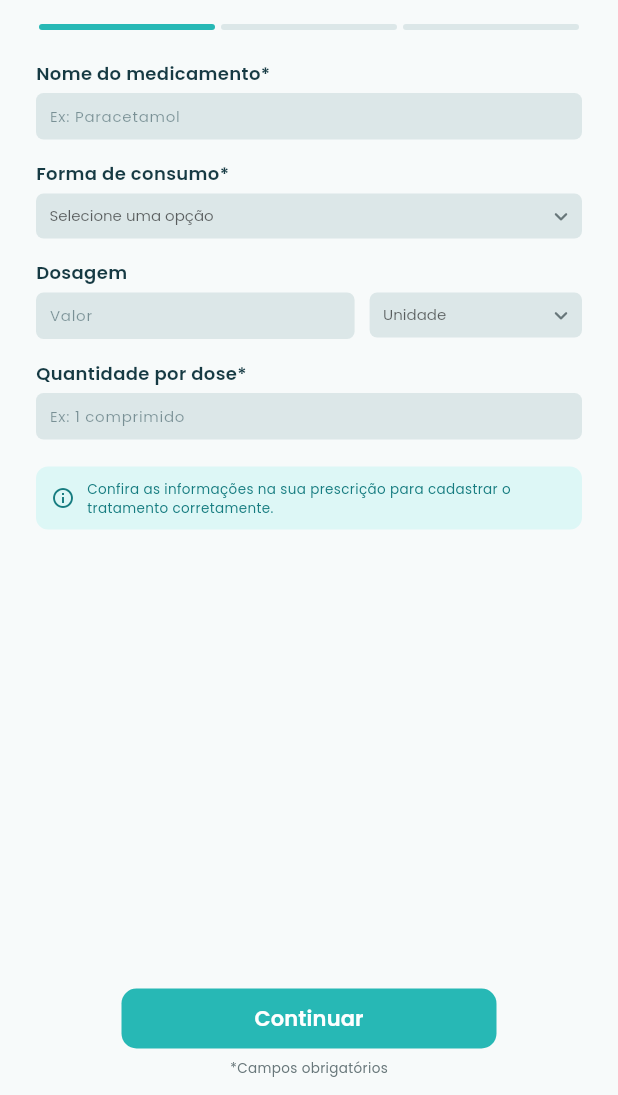
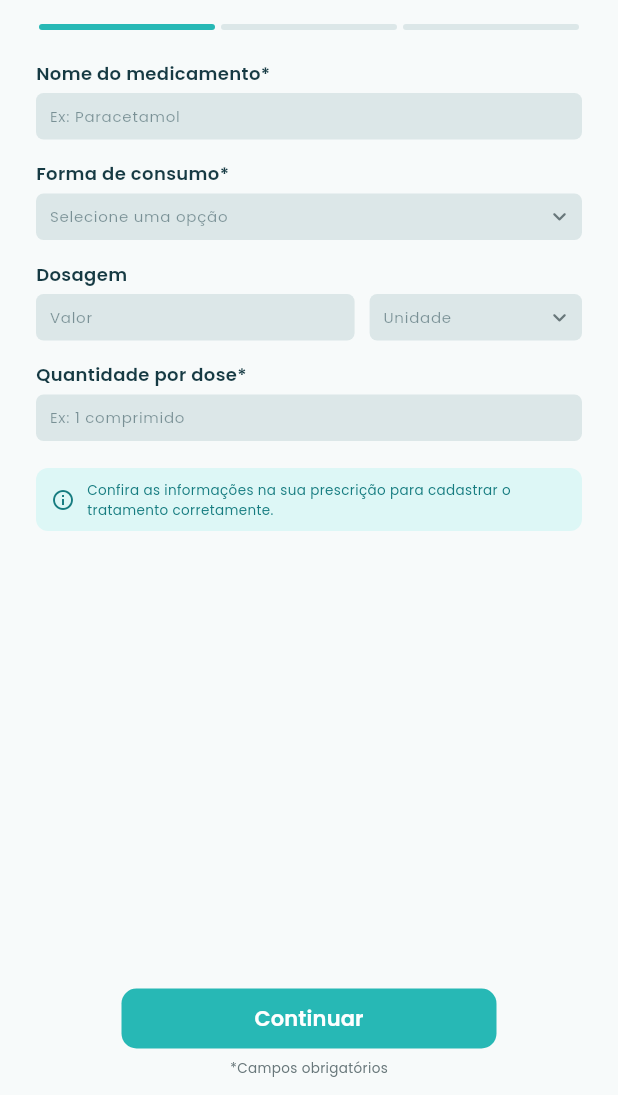
Before and after one commit to dzblivion/MedTrack, a Flutter app: the TratamentoFormScreen screen opened by its route, on a phone screen of 412 x 824 dp, the part 141-1236 px from its top. Run offline on Flutter 3.47's test engine with Material 3 defaults, Android fonts, the phone set to English and light mode, and no system bars; our stand-ins replace flutter_secure_storage, go_router, google_fonts; accounts and stored records are empty; network calls fail.

Commit message:
style: listas abrem abaixo do campo e botão Novo tratamento maior
As listas de opção passam a usar o DropdownMenuFormField, que abre o
menu logo abaixo do campo em vez de por cima dele. O botão Novo
tratamento ficou maior e em formato de pílula.

```diff
--- a/frontend/lib/features/tratamentos/tratamentos_screen.dart
+++ b/frontend/lib/features/tratamentos/tratamentos_screen.dart
@@ -127,20 +127,22 @@ class _BotaoNovo extends StatelessWidget {
   Widget build(BuildContext context) {
     return FilledButton.icon(
       onPressed: onPressed,
-      icon: const Icon(Icons.add, size: 14),
+      icon: const Icon(Icons.add, size: 16),
       label: Text('Novo tratamento'),
       style: FilledButton.styleFrom(
         backgroundColor: AppColors.ciano,
         foregroundColor: Colors.white,
         shadowColor: Colors.black.withValues(alpha: 0.6),
-        elevation: 8,
+        elevation: 6,
         textStyle: GoogleFonts.poppins(
-          fontSize: 10,
+          fontSize: 11.5,
           fontWeight: FontWeight.w600,
         ),
-        padding: const EdgeInsets.symmetric(horizontal: 10),
-        minimumSize: const Size(0, 32),
-        shape: RoundedRectangleBorder(borderRadius: BorderRadius.circular(5)),
+        // Em formato de pílula, na proporção do avatar (48) ao lado.
+        padding: const EdgeInsets.symmetric(horizontal: 16),
+        minimumSize: const Size(0, 36),
+        visualDensity: VisualDensity.standard,
+        shape: const StadiumBorder(),
       ),
     );
   }
--- a/frontend/lib/widgets/app_dropdown.dart
+++ b/frontend/lib/widgets/app_dropdown.dart
@@ -3,6 +3,8 @@ import 'package:google_fonts/google_fonts.dart';
 
 import '../theme/app_theme.dart';
 
+/// Lista de opções com o visual dos campos do app. O menu abre logo abaixo
+/// do campo (o DropdownButton padrão abria por cima dele).
 class AppDropdown extends StatelessWidget {
   final String label;
   final String hint;
@@ -27,6 +29,12 @@ class AppDropdown extends StatelessWidget {
 
   @override
   Widget build(BuildContext context) {
+    final bordaArredondada = BorderRadius.circular(5);
+    OutlineInputBorder borda([Color? cor]) => OutlineInputBorder(
+          borderRadius: bordaArredondada,
+          borderSide: cor == null ? BorderSide.none : BorderSide(color: cor),
+        );
+
     return Column(
       crossAxisAlignment: CrossAxisAlignment.start,
       children: [
@@ -39,49 +47,82 @@ class AppDropdown extends StatelessWidget {
           ),
         ),
         const SizedBox(height: 5),
-        DropdownButtonFormField<String>(
-          menuMaxHeight: 180,
-          initialValue: valor,
-          onChanged: onChanged,
+        DropdownMenuFormField<String>(
+          initialSelection: valor,
+          onSelected: onChanged,
           validator: validator,
-          isExpanded: true,
-          icon: Transform.translate(offset: const Offset(10, 0), child: const Icon(Icons.keyboard_arrow_down_rounded, color: AppColors.gray, size: 18)),
-          style: GoogleFonts.poppins(color: AppColors.gray, fontSize: 10, fontWeight: FontWeight.w400),
-          decoration: InputDecoration(
-            hintText: hint,
-            hintStyle: GoogleFonts.poppins(
-              color: AppColors.hintText,
-              fontSize: 10,
+          hintText: hint,
+          // Ocupa a largura toda e não deixa digitar: só escolher.
+          expandedInsets: EdgeInsets.zero,
+          selectOnly: true,
+          requestFocusOnTap: false,
+          menuHeight: 180,
+          alignmentOffset: const Offset(0, 4),
+          textStyle: GoogleFonts.poppins(
+            color: AppColors.inputText,
+            fontSize: 10,
+          ),
+          // Seta simples (sem o botão redondo padrão), para o campo ter a
+          // mesma altura dos campos de texto.
+          decorationBuilder: (context, menu) => InputDecoration(
+            suffixIcon: Icon(
+              menu.isOpen
+                  ? Icons.keyboard_arrow_up_rounded
+                  : Icons.keyboard_arrow_down_rounded,
+              color: AppColors.gray,
+              size: 18,
             ),
+          ),
+          inputDecorationTheme: InputDecorationThemeData(
             filled: true,
             fillColor: AppColors.field,
             isDense: true,
             contentPadding: const EdgeInsets.symmetric(
               horizontal: 5,
-              vertical: 3,
+              vertical: 8,
             ),
-            errorStyle: GoogleFonts.poppins(color: AppColors.error, fontSize: 10),
-            border: OutlineInputBorder(
-              borderRadius: BorderRadius.circular(5),
-              borderSide: BorderSide.none,
+            suffixIconConstraints: const BoxConstraints(
+              minWidth: 30,
+              minHeight: 0,
             ),
-            focusedBorder: OutlineInputBorder(
-              borderRadius: BorderRadius.circular(5),
-              borderSide: const BorderSide(color: AppColors.ciano),
+            hintStyle: GoogleFonts.poppins(
+              color: AppColors.hintText,
+              fontSize: 10,
             ),
-            errorBorder: OutlineInputBorder(
-              borderRadius: BorderRadius.circular(5),
-              borderSide: const BorderSide(color: AppColors.error),
+            errorStyle: GoogleFonts.poppins(
+              color: AppColors.error,
+              fontSize: 10,
+            ),
+            border: borda(),
+            enabledBorder: borda(),
+            focusedBorder: borda(AppColors.ciano),
+            errorBorder: borda(AppColors.error),
+            focusedErrorBorder: borda(AppColors.error),
+          ),
+          menuStyle: MenuStyle(
+            backgroundColor: const WidgetStatePropertyAll(AppColors.surface),
+            surfaceTintColor: const WidgetStatePropertyAll(Colors.transparent),
+            elevation: const WidgetStatePropertyAll(4),
+            padding: const WidgetStatePropertyAll(
+              EdgeInsets.symmetric(vertical: 4),
+            ),
+            shape: WidgetStatePropertyAll(
+              RoundedRectangleBorder(borderRadius: BorderRadius.circular(8)),
             ),
           ),
-          items: opcoes
-              .map(
-                (o) => DropdownMenuItem(
-                  value: o,
-                  child: Text(rotulo?.call(o) ?? o),
+          dropdownMenuEntries: [
+            for (final opcao in opcoes)
+              DropdownMenuEntry(
+                value: opcao,
+                label: rotulo?.call(opcao) ?? opcao,
+                style: MenuItemButton.styleFrom(
+                  foregroundColor: AppColors.inputText,
+                  textStyle: GoogleFonts.poppins(fontSize: 11),
+                  minimumSize: const Size.fromHeight(36),
+                  visualDensity: VisualDensity.compact,
                 ),
-              )
-              .toList(),
+              ),
+          ],
         ),
       ],
     );
```
Also changed, not shown: 2 other files.
